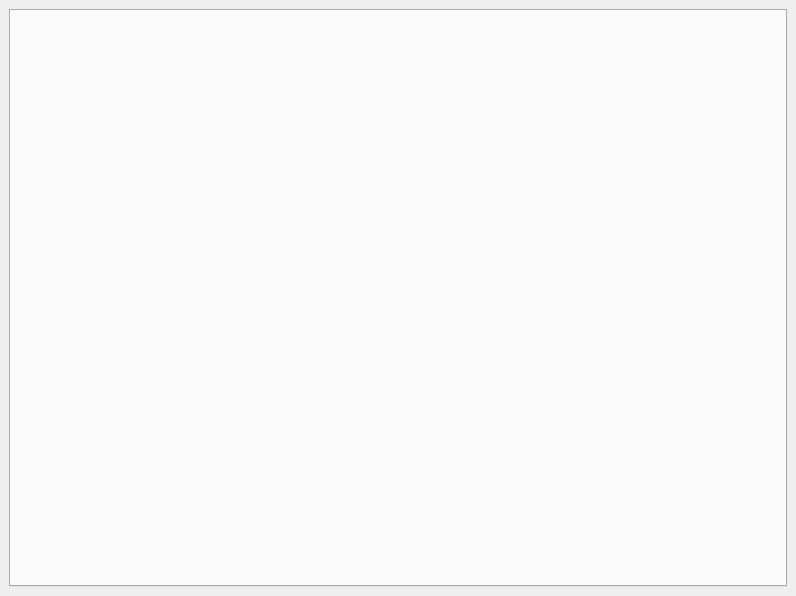
The window that mainwindow.ui (HanatoK/PMFToolBox) describes before a commit, drawn with Qt 5.
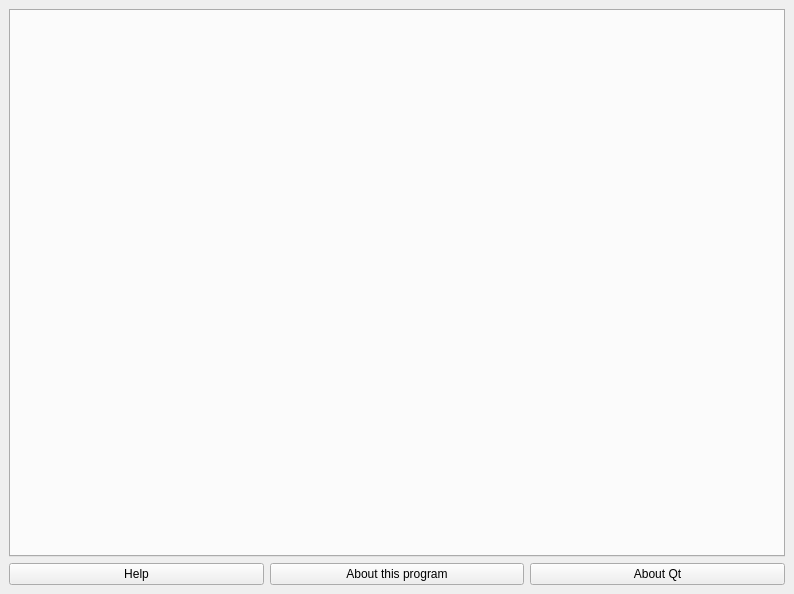
The same window after the commit.

Commit message: WIP: about dialog and the introduction of CLI11. Also properly license the project.

Diff of the .ui file:
```diff
--- a/mainwindow.ui
+++ b/mainwindow.ui
@@ -6,8 +6,8 @@
    <rect>
     <x>0</x>
     <y>0</y>
-    <width>796</width>
-    <height>596</height>
+    <width>794</width>
+    <height>594</height>
    </rect>
   </property>
   <property name="windowTitle">
@@ -15,7 +15,28 @@
   </property>
   <widget class="QWidget" name="centralwidget">
    <layout class="QGridLayout" name="gridLayout">
-    <item row="0" column="0">
+    <item row="1" column="0">
+     <widget class="QPushButton" name="pushButtonHelp">
+      <property name="text">
+       <string>Help</string>
+      </property>
+     </widget>
+    </item>
+    <item row="1" column="1">
+     <widget class="QPushButton" name="pushButtonAbout">
+      <property name="text">
+       <string>About this program</string>
+      </property>
+     </widget>
+    </item>
+    <item row="1" column="2">
+     <widget class="QPushButton" name="pushButtonAboutQt">
+      <property name="text">
+       <string>About Qt</string>
+      </property>
+     </widget>
+    </item>
+    <item row="0" column="0" colspan="3">
      <widget class="QTabWidget" name="tabWidget">
       <property name="sizePolicy">
        <sizepolicy hsizetype="Preferred" vsizetype="Preferred">
```
The commit also changes 48 other files.
